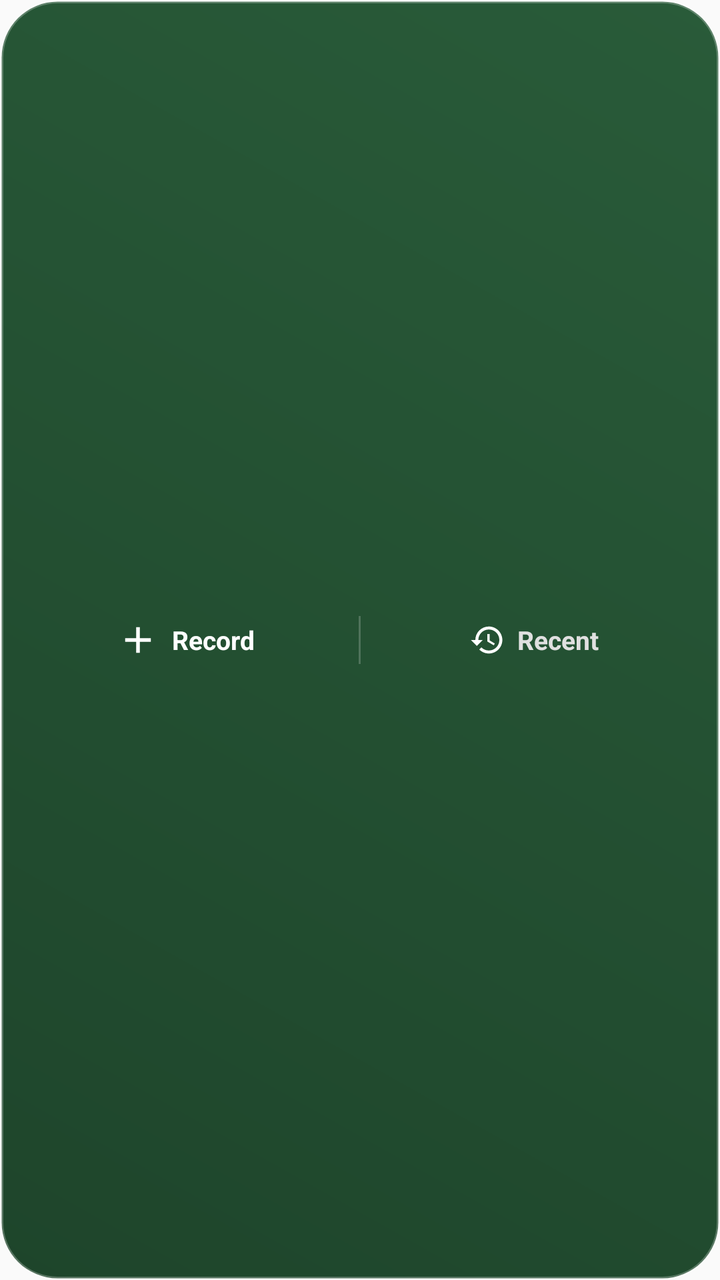
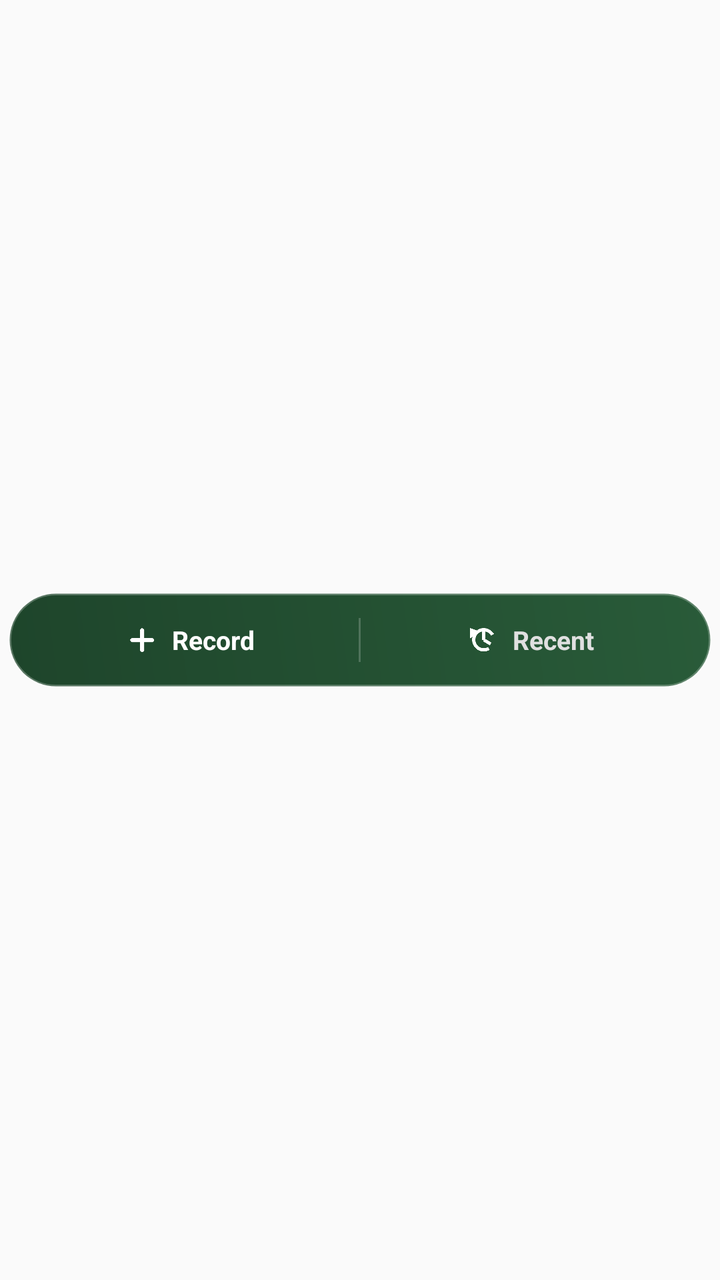

Screens rendered from an Android XML layout before and after an edit, with the pre-edit source and the edit as a unified diff.
<!-- AndroidManifest.xml: application theme AppTheme -->
<!-- res/layout/widget_quick_record.xml -->
<?xml version="1.0" encoding="utf-8"?>
<LinearLayout xmlns:android="http://schemas.android.com/apk/res/android"
    android:id="@+id/widget_container"
    android:layout_width="match_parent"
    android:layout_height="52dp"
    android:background="@drawable/widget_pill_background"
    android:orientation="horizontal"
    android:gravity="center_vertical"
    android:paddingStart="12dp"
    android:paddingEnd="12dp"
    android:paddingTop="4dp"
    android:paddingBottom="4dp">

    
    <LinearLayout
        android:id="@+id/widget_btn_record"
        android:layout_width="0dp"
        android:layout_height="match_parent"
        android:layout_weight="1"
        android:orientation="horizontal"
        android:gravity="center"
        android:clickable="true"
        android:focusable="true">

        <ImageView
            android:layout_width="22dp"
            android:layout_height="22dp"
            android:src="@drawable/ic_widget_add"
            android:contentDescription="Record Expense" />

        <TextView
            android:layout_width="wrap_content"
            android:layout_height="wrap_content"
            android:text="Record"
            android:textColor="#FFFFFF"
            android:textSize="13sp"
            android:textStyle="bold"
            android:layout_marginStart="6dp" />
    </LinearLayout>

    
    <View
        android:layout_width="1dp"
        android:layout_height="24dp"
        android:background="#33FFFFFF"
        android:layout_marginStart="6dp"
        android:layout_marginEnd="6dp" />

    
    <LinearLayout
        android:id="@+id/widget_btn_recent"
        android:layout_width="0dp"
        android:layout_height="match_parent"
        android:layout_weight="1"
        android:orientation="horizontal"
        android:gravity="center"
        android:clickable="true"
        android:focusable="true">

        <ImageView
            android:layout_width="18dp"
            android:layout_height="18dp"
            android:src="@drawable/ic_widget_recent"
            android:contentDescription="Recent Transactions" />

        <TextView
            android:layout_width="wrap_content"
            android:layout_height="wrap_content"
            android:text="Recent"
            android:textColor="#E0E0E0"
            android:textSize="13sp"
            android:textStyle="bold"
            android:layout_marginStart="6dp" />
    </LinearLayout>

</LinearLayout>
<!-- resources referenced by this layout -->
<resources>
  <!-- drawable ic_widget_add (drawable) -->
  <vector xmlns:android="http://schemas.android.com/apk/res/android"
      android:width="20dp"
      android:height="20dp"
      android:viewportWidth="24"
      android:viewportHeight="24">
      <path
          android:fillColor="#FFFFFFFF"
          android:pathData="M19,13h-6v6h-2v-6H5v-2h6V5h2v6h6v2z" />
  </vector>
  <!-- drawable ic_widget_recent (drawable) -->
  <vector xmlns:android="http://schemas.android.com/apk/res/android"
      android:width="18dp"
      android:height="18dp"
      android:viewportWidth="24"
      android:viewportHeight="24">
      <path
          android:fillColor="#FFFFFFFF"
          android:pathData="M13,3a9,9 0 0,0 -9,9H1l3.89,3.89 0.07,0.14L9,12H6c0,-3.87 3.13,-7 7,-7s7,3.13 7,7 -3.13,7 -7,7c-1.93,0 -3.68,-0.79 -4.94,-2.06l-1.42,1.42C8.27,19.99 10.51,21 13,21c4.97,0 9,-4.03 9,-9s-4.03,-9 -9,-9zm-1,5v5l4.28,2.54 0.72,-1.21 -3.5,-2.08V8H12z" />
  </vector>
  <!-- drawable widget_pill_background (drawable) -->
  <?xml version="1.0" encoding="utf-8"?>
  <shape xmlns:android="http://schemas.android.com/apk/res/android"
      android:shape="rectangle">
      <gradient
          android:startColor="#1E452B"
          android:endColor="#295B39"
          android:angle="45" />
      <corners android:radius="28dp" />
      <stroke
          android:width="1.5dp"
          android:color="#40FFFFFF" />
  </shape>
  <style name="AppTheme" parent="Theme.AppCompat.Light.DarkActionBar">
          
          <item name="colorPrimary">@color/colorPrimary</item>
          <item name="colorPrimaryDark">@color/colorPrimaryDark</item>
          <item name="colorAccent">@color/colorAccent</item>
      </style>
</resources>

<!-- the commit's change to res/layout/widget_quick_record.xml (unified diff, before → after) -->
@@ -1,76 +1,81 @@
 <?xml version="1.0" encoding="utf-8"?>
-<LinearLayout xmlns:android="http://schemas.android.com/apk/res/android"
-    android:id="@+id/widget_container"
+<FrameLayout xmlns:android="http://schemas.android.com/apk/res/android"
     android:layout_width="match_parent"
-    android:layout_height="52dp"
-    android:background="@drawable/widget_pill_background"
-    android:orientation="horizontal"
-    android:gravity="center_vertical"
-    android:paddingStart="12dp"
-    android:paddingEnd="12dp"
-    android:paddingTop="4dp"
-    android:paddingBottom="4dp">
+    android:layout_height="match_parent"
+    android:padding="4dp">
 
-    
     <LinearLayout
-        android:id="@+id/widget_btn_record"
-        android:layout_width="0dp"
-        android:layout_height="match_parent"
-        android:layout_weight="1"
+        android:id="@+id/widget_container"
+        android:layout_width="match_parent"
+        android:layout_height="wrap_content"
+        android:layout_gravity="center"
+        android:minHeight="48dp"
+        android:background="@drawable/widget_pill_background"
         android:orientation="horizontal"
-        android:gravity="center"
-        android:clickable="true"
-        android:focusable="true">
+        android:gravity="center_vertical"
+        android:paddingStart="12dp"
+        android:paddingEnd="12dp"
+        android:paddingTop="6dp"
+        android:paddingBottom="6dp">
 
+        
+        <LinearLayout
+            android:id="@+id/widget_btn_record"
+            android:layout_width="0dp"
+            android:layout_height="match_parent"
+            android:layout_weight="1"
+            android:orientation="horizontal"
+            android:gravity="center">
+
+            <ImageView
+                android:layout_width="18dp"
+                android:layout_height="18dp"
+                android:src="@drawable/ic_widget_add"
+                android:contentDescription="Record Expense" />
+
+            <TextView
+                android:layout_width="wrap_content"
+                android:layout_height="wrap_content"
+                android:text="Record"
+                android:textColor="#FFFFFF"
+                android:textSize="13sp"
+                android:textStyle="bold"
+                android:layout_marginStart="6dp" />
+        </LinearLayout>
+
+        
         <ImageView
-            android:layout_width="22dp"
+            android:layout_width="1dp"
             android:layout_height="22dp"
-            android:src="@drawable/ic_widget_add"
-            android:contentDescription="Record Expense" />
+            android:background="@color/widget_divider"
+            android:layout_marginStart="6dp"
+            android:layout_marginEnd="6dp"
+            android:contentDescription="@null" />
 
-        <TextView
-            android:layout_width="wrap_content"
-            android:layout_height="wrap_content"
-            android:text="Record"
-            android:textColor="#FFFFFF"
-            android:textSize="13sp"
-            android:textStyle="bold"
-            android:layout_marginStart="6dp" />
+        
+        <LinearLayout
+            android:id="@+id/widget_btn_recent"
+            android:layout_width="0dp"
+            android:layout_height="match_parent"
+            android:layout_weight="1"
+            android:orientation="horizontal"
+            android:gravity="center">
+
+            <ImageView
+                android:layout_width="17dp"
+                android:layout_height="17dp"
+                android:src="@drawable/ic_widget_recent"
+                android:contentDescription="Recent Transactions" />
+
+            <TextView
+                android:layout_width="wrap_content"
+                android:layout_height="wrap_content"
+                android:text="Recent"
+                android:textColor="#E0E0E0"
+                android:textSize="13sp"
+                android:textStyle="bold"
+                android:layout_marginStart="6dp" />
+        </LinearLayout>
+
     </LinearLayout>
-
-    
-    <View
-        android:layout_width="1dp"
-        android:layout_height="24dp"
-        android:background="#33FFFFFF"
-        android:layout_marginStart="6dp"
-        android:layout_marginEnd="6dp" />
-
-    
-    <LinearLayout
-        android:id="@+id/widget_btn_recent"
-        android:layout_width="0dp"
-        android:layout_height="match_parent"
-        android:layout_weight="1"
-        android:orientation="horizontal"
-        android:gravity="center"
-        android:clickable="true"
-        android:focusable="true">
-
-        <ImageView
-            android:layout_width="18dp"
-            android:layout_height="18dp"
-            android:src="@drawable/ic_widget_recent"
-            android:contentDescription="Recent Transactions" />
-
-        <TextView
-            android:layout_width="wrap_content"
-            android:layout_height="wrap_content"
-            android:text="Recent"
-            android:textColor="#E0E0E0"
-            android:textSize="13sp"
-            android:textStyle="bold"
-            android:layout_marginStart="6dp" />
-    </LinearLayout>
-
-</LinearLayout>
+</FrameLayout>
<!-- resource entries referenced after the edit -->
@@ -1,25 +1,8 @@
 <!-- resources referenced by this layout -->
 <resources>
-  <!-- drawable ic_widget_add (drawable) -->
-  <vector xmlns:android="http://schemas.android.com/apk/res/android"
-      android:width="20dp"
-      android:height="20dp"
-      android:viewportWidth="24"
-      android:viewportHeight="24">
-      <path
-          android:fillColor="#FFFFFFFF"
-          android:pathData="M19,13h-6v6h-2v-6H5v-2h6V5h2v6h6v2z" />
-  </vector>
-  <!-- drawable ic_widget_recent (drawable) -->
-  <vector xmlns:android="http://schemas.android.com/apk/res/android"
-      android:width="18dp"
-      android:height="18dp"
-      android:viewportWidth="24"
-      android:viewportHeight="24">
-      <path
-          android:fillColor="#FFFFFFFF"
-          android:pathData="M13,3a9,9 0 0,0 -9,9H1l3.89,3.89 0.07,0.14L9,12H6c0,-3.87 3.13,-7 7,-7s7,3.13 7,7 -3.13,7 -7,7c-1.93,0 -3.68,-0.79 -4.94,-2.06l-1.42,1.42C8.27,19.99 10.51,21 13,21c4.97,0 9,-4.03 9,-9s-4.03,-9 -9,-9zm-1,5v5l4.28,2.54 0.72,-1.21 -3.5,-2.08V8H12z" />
-  </vector>
+  <color name="widget_divider">#33FFFFFF</color>
+  <!-- drawable ic_widget_add: png bitmap (drawable, 192 bytes) -->
+  <!-- drawable ic_widget_recent: png bitmap (drawable, 348 bytes) -->
   <!-- drawable widget_pill_background (drawable) -->
   <?xml version="1.0" encoding="utf-8"?>
   <shape xmlns:android="http://schemas.android.com/apk/res/android"
@@ -39,5 +22,8 @@
           <item name="colorPrimaryDark">@color/colorPrimaryDark</item>
           <item name="colorAccent">@color/colorAccent</item>
       </style>
+  <color name="colorPrimary">#3E6948</color>
+  <color name="colorPrimaryDark">#1E452B</color>
+  <color name="colorAccent">#D4AF37</color>
 </resources>
 
